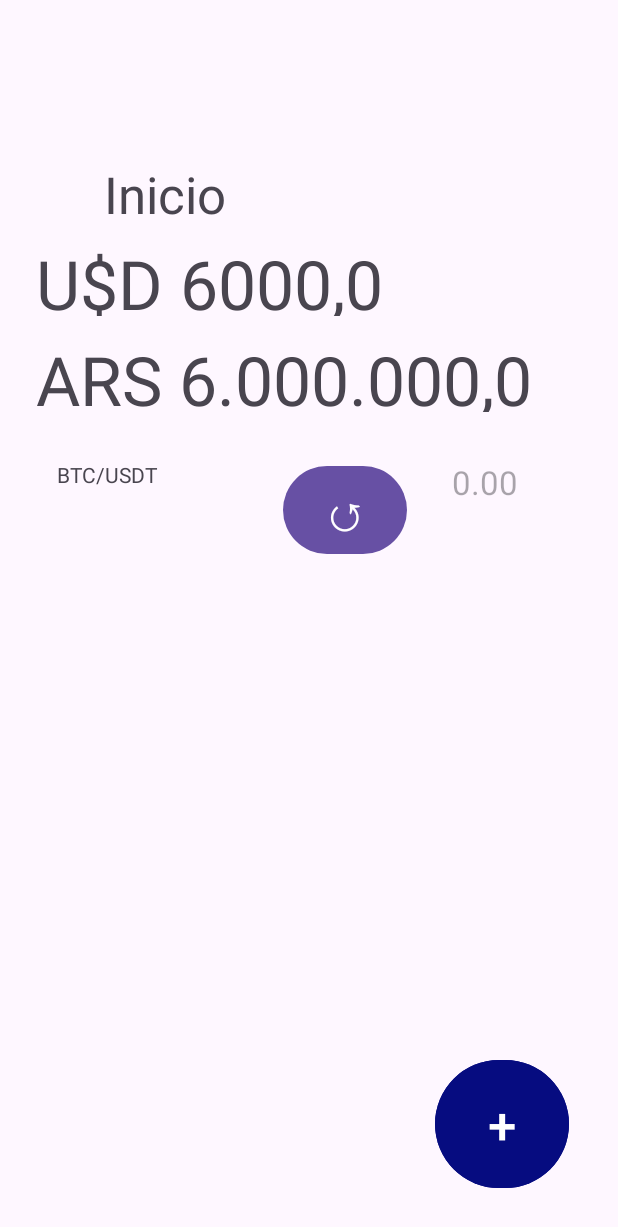
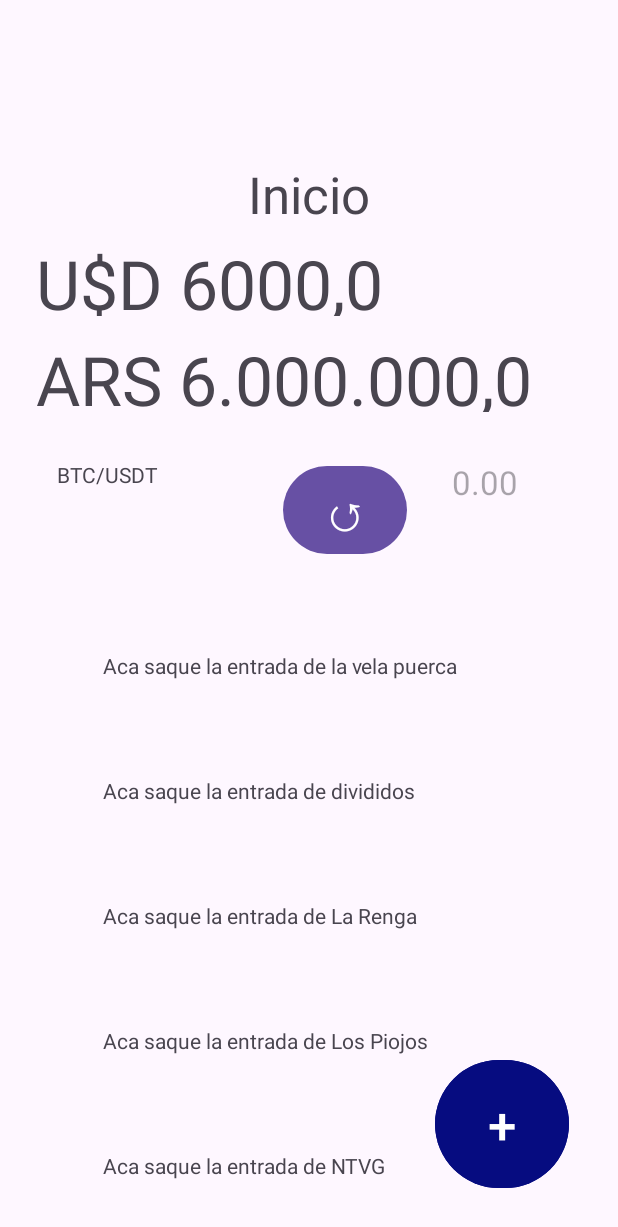
Before and after one commit to ffranco96/KotlinProject, an Android app: the screen it shows after launch (HomeActivity), after a tap on "Acceder", on a phone screen of 412 x 824 dp. Shown: the top 1227 px of the screen. Run offline under Robolectric (Android 15) with nearby library versions, the phone set to English and light mode, and no system bars; Roboto replaces fonts that are not available here.

Commit message:
Added RecordsAdapter, RecordsProvider, Rec (as abbreviation of record) an all related to RecyclerView showing a list of records. This records in the future versions of the application will represent transactions.

```diff
--- /dev/null
+++ b/app/src/main/java/com/example/kotlinproject/adapters/RecordsAdapter.kt
@@ -0,0 +1,41 @@
+package com.example.kotlinproject.adapters
+
+import android.view.LayoutInflater
+import android.view.View
+import android.view.ViewGroup
+import android.widget.TextView
+import androidx.recyclerview.widget.RecyclerView
+import com.example.kotlinproject.R
+import com.example.kotlinproject.model.Rec
+import com.example.kotlinproject.model.RecordsProvider
+
+class RecordsAdapter: RecyclerView.Adapter<RecordsAdapter.RecordViewHolder>() {
+    class RecordViewHolder(itemView : View) : RecyclerView.ViewHolder(itemView) // Inner class.
+    {
+        fun bind(record: Rec){
+            val recDescription = itemView.findViewById<TextView>(R.id.description)
+            recDescription.text = record.description
+        }
+    }
+
+    // Bind data from a viewHolder with one (and just one) position
+    override fun onBindViewHolder(holder: RecordViewHolder, position: Int) {
+        val record = RecordsProvider.getProvider().get(position)
+
+        record?.let{
+            holder.bind(record)
+        }
+    }
+
+    // Recyclerview asks for an empty viewHolder
+    override fun onCreateViewHolder(parent: ViewGroup, viewType: Int): RecordViewHolder {
+        val inflater =  LayoutInflater.from(parent.context) // get parent.context from param
+        val itemRecord = inflater.inflate(R.layout.item_record, parent, false) // attachToRoot always false
+        return RecordViewHolder(itemRecord)
+    }
+
+    override fun getItemCount(): Int {
+        return RecordsProvider.getProvider().listAll().count()
+    }
+
+}
--- a/app/src/main/java/com/example/kotlinproject/data/Record.kt
+++ /dev/null
@@ -1,3 +0,0 @@
-package com.example.kotlinproject.data
-
-data class Record(var amount: Double, var title: String, var details: String, var category: String, var date:String)
--- a/app/src/main/java/com/example/kotlinproject/data/RecordsProvider.kt
+++ /dev/null
@@ -1,41 +0,0 @@
-package com.example.kotlinproject.data
-
-class RecordsProvider {
-    companion object {
-        private val instance = RecordsProvider() // used to be available only from inside. Singleton.
-        fun getProvider(): RecordsProvider {
-            return instance
-        }
-    }
-
-    private val listeners = mutableListOf<()->Unit>()
-
-    fun registerListener(listener: ()->Unit){
-        listeners.add(listener)
-    }
-
-    private val records = mutableListOf(
-        Record(80000.15,"Entrada La vela puerca", "", "Recitales y jodas", "2024-05-25"),
-        Record(110000.65,"Entrada Divididos", "","Recitales y jodas", "2024-03-20")
-    )
-
-    // Every time notes are added, also listeners are executed
-    fun addRec(record: Record){
-        records.add(record)
-        listeners.forEach{
-            it.invoke() // For each listener, executes lambda function
-        }
-    }
-
-    fun listAll():MutableList<Record>{
-        return records
-    }
-
-    fun get(i : Int) : Record? {
-        if (i >= 0){
-            return records[i]
-        } else {
-            return null
-        }
-    }
-}
--- a/app/src/main/java/com/example/kotlinproject/fragments/AddRegFragmentDetail.kt
+++ b/app/src/main/java/com/example/kotlinproject/fragments/AddRegFragmentDetail.kt
@@ -11,8 +11,8 @@ import android.widget.ImageButton
 import androidx.navigation.fragment.findNavController
 import com.example.kotlinproject.R
 import com.example.kotlinproject.activities.AddRegActivity
-import com.example.kotlinproject.data.Record
-import com.example.kotlinproject.data.RecordsProvider
+import com.example.kotlinproject.model.Rec
+import com.example.kotlinproject.model.RecordsProvider
 
 class AddRegFragmentDetail : Fragment() {
 
@@ -31,7 +31,7 @@ class AddRegFragmentDetail : Fragment() {
 
         confirmButton.setOnClickListener {
             val auxAmount = (activity as AddRegActivity).amount
-            val newRecord = Record(auxAmount, descriptionEditText.text.toString(), "",categoryEditText.text.toString(), "2024-05-25",  ) //@todo quitar hardcodeo de monto. Se debe sacar del otro fragment
+            val newRecord = Rec(auxAmount, descriptionEditText.text.toString(), "",categoryEditText.text.toString(), "2024-05-25",  ) //@todo quitar hardcodeo de monto. Se debe sacar del otro fragment
             RecordsProvider.getProvider().addRec(newRecord)
             Log.d("LifeCycle", newRecord.toString())
             requireActivity().finish()
--- a/app/src/main/java/com/example/kotlinproject/fragments/HomeStartFragment.kt
+++ b/app/src/main/java/com/example/kotlinproject/fragments/HomeStartFragment.kt
@@ -16,7 +16,8 @@ import androidx.recyclerview.widget.LinearLayoutManager
 import androidx.recyclerview.widget.RecyclerView
 import com.example.kotlinproject.R
 import com.example.kotlinproject.activities.AddRegActivity
-import com.example.kotlinproject.data.RecordsProvider
+import com.example.kotlinproject.adapters.RecordsAdapter
+import com.example.kotlinproject.model.RecordsProvider
 import com.example.kotlinproject.services.CryptoValuesService
 
 class HomeStartFragment : Fragment() {
@@ -77,11 +78,15 @@ class HomeStartFragment : Fragment() {
             activity, LinearLayoutManager.VERTICAL,
             false
         )
-
-        //recyclerRegs.adapter = RegsAdapter();
+        val adapter = RecordsAdapter()
+        recyclerRegs.adapter = adapter
 
         RecordsProvider.getProvider().listAll().forEach {
             Log.d("Registro",it.toString())
+        }
+
+        RecordsProvider.getProvider().registerListener {
+            adapter.notifyDataSetChanged()
         }
 
         return rootView
--- /dev/null
+++ b/app/src/main/java/com/example/kotlinproject/model/Rec.kt
@@ -0,0 +1,4 @@
+package com.example.kotlinproject.model
+
+// Used Rec as Record to avoid name conflicts with other classes
+data class Rec(var amount: Double, var title: String, var description: String, var category: String, var date:String)
--- /dev/null
+++ b/app/src/main/java/com/example/kotlinproject/model/RecordsProvider.kt
@@ -0,0 +1,50 @@
+package com.example.kotlinproject.model
+
+class RecordsProvider {
+    companion object {
+        private val instance = RecordsProvider() // used to be available only from inside. Singleton.
+        fun getProvider(): RecordsProvider {
+            return instance
+        }
+    }
+
+    private val listeners = mutableListOf<()->Unit>()
+
+    fun registerListener(listener: ()->Unit){
+        listeners.add(listener)
+    }
+
+    private val records = mutableListOf(
+        Rec(80000.15,"Entrada La vela puerca", "Aca saque la entrada de la vela puerca", "Recitales y jodas", "2024-05-25"),
+        Rec(110000.65,"Entrada Divididos", "Aca saque la entrada de divididos","Recitales y jodas", "2024-03-20"),
+        Rec(110000.65,"Entrada La Renga", "Aca saque la entrada de La Renga","Recitales y jodas", "2024-03-20"),
+        Rec(110000.65,"Entrada Los Piojos", "Aca saque la entrada de Los Piojos","Recitales y jodas", "2024-03-20"),
+        Rec(110000.65,"Entrada NTVG", "Aca saque la entrada de NTVG","Recitales y jodas", "2024-03-20"),
+        Rec(110000.65,"Entrada Los Redondos", "Aca saque la entrada de Los Redondos","Recitales y jodas", "2024-03-20"),
+        Rec(110000.65,"Entrada Airbag", "Aca saque la entrada de Airbag","Recitales y jodas", "2024-03-20"),
+        Rec(110000.65,"Entrada Soda Stereo", "Aca saque la entrada de Soda Stereo","Recitales y jodas", "2024-03-20"),
+        Rec(110000.65,"Entrada Pescado Rabioso", "Aca saque la entrada de Pescado Rabioso","Recitales y jodas", "2024-03-20"),
+        Rec(110000.65,"Entrada Jovenes Pordioseros", "Aca saque la entrada de Jovenes Pordioseros","Recitales y jodas", "2024-03-20"),
+        Rec(110000.65,"Entrada Sueño de Pescado", "Aca saque la entrada de Sueño de Pescado","Recitales y jodas", "2024-03-20"),
+    )
+
+    // Every time notes are added, also listeners are executed
+    fun addRec(record: Rec){
+        records.add(record)
+        listeners.forEach{
+            it.invoke() // For each listener, executes lambda function
+        }
+    }
+
+    fun listAll():MutableList<Rec>{
+        return records
+    }
+
+    fun get(i : Int) : Rec? {
+        if (i >= 0){
+            return records[i]
+        } else {
+            return null
+        }
+    }
+}
--- a/app/src/main/res/layout/fragment_home_start.xml
+++ b/app/src/main/res/layout/fragment_home_start.xml
@@ -11,7 +11,7 @@
         android:id="@+id/textView3"
         android:layout_width="wrap_content"
         android:layout_height="wrap_content"
-        android:layout_marginStart="68dp"
+        android:layout_marginStart="164dp"
         android:layout_marginTop="16dp"
         android:fontFamily="@font/roboto_medium"
         android:text="Inicio"
--- /dev/null
+++ b/app/src/main/res/layout/item_record.xml
@@ -0,0 +1,19 @@
+<?xml version="1.0" encoding="utf-8"?>
+<androidx.constraintlayout.widget.ConstraintLayout xmlns:android="http://schemas.android.com/apk/res/android"
+    xmlns:app="http://schemas.android.com/apk/res-auto"
+    xmlns:tools="http://schemas.android.com/tools"
+    android:layout_width="match_parent"
+    android:layout_height="wrap_content">
+
+    <TextView
+        android:id="@+id/description"
+        android:layout_width="wrap_content"
+        android:layout_height="wrap_content"
+        android:layout_marginStart="32dp"
+        android:layout_marginTop="32dp"
+        android:layout_marginBottom="32dp"
+        app:layout_constraintBottom_toBottomOf="parent"
+        app:layout_constraintStart_toStartOf="parent"
+        app:layout_constraintTop_toTopOf="parent"
+        app:layout_constraintVertical_bias="0.0" />
+</androidx.constraintlayout.widget.ConstraintLayout>
```
